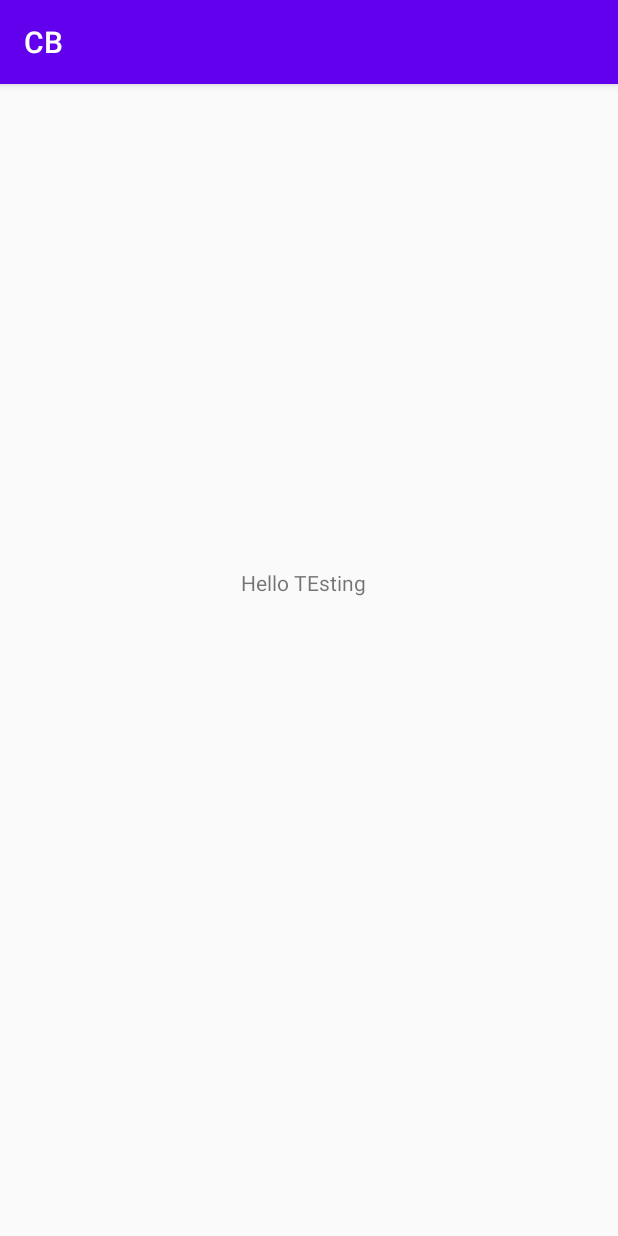
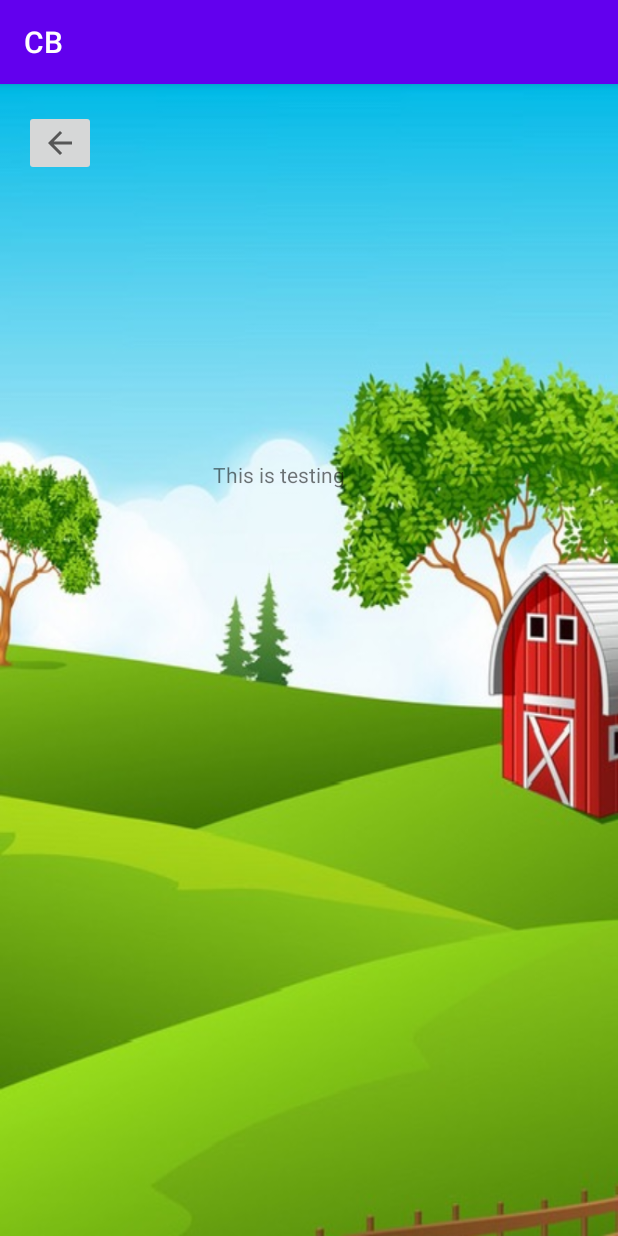
Before and after one commit to eronav/Android-CB, an Android app: the options_activity screen opened directly, with no data from a screen before it, on a phone screen of 412 x 824 dp. Run offline under Robolectric (Android 15) with nearby library versions, the phone set to English and light mode, and no system bars; Roboto replaces fonts that are not available here.

Commit message:
play again background to option and help

```diff
--- a/app/src/main/AndroidManifest.xml
+++ b/app/src/main/AndroidManifest.xml
@@ -9,7 +9,8 @@
         android:roundIcon="@mipmap/ic_launcher_round"
         android:supportsRtl="true"
         android:theme="@style/AppTheme">
-        <activity android:name=".game_screen"></activity>
+        <activity android:name=".play_again"></activity>
+        <activity android:name=".game_screen" />
         <activity android:name=".help_activity" />
         <activity android:name=".options_activity" />
         <activity android:name=".play_game_level" />
--- a/app/src/main/java/com/example/cb/GuessHistory.java
+++ b/app/src/main/java/com/example/cb/GuessHistory.java
@@ -49,10 +49,11 @@ public class GuessHistory {
         });
     }
 
-    public void AddEntry(WordGenerator wgen, String guess) {
+    public boolean AddEntry(WordGenerator wgen, String guess) {
         String errmsg;
         int[] result = wgen.evaluateGuess(guess);
         int attempts = List_file.size() + 1;
+        boolean game_status = false;
 
         // ((game_screen)appcontext).setDebugBox(sz_a + "." + sz_b + "." + sz_c);
         if (result[0] == 0) {
@@ -65,10 +66,12 @@ public class GuessHistory {
             List_file.add(0, guess + ": " + stringCow + "C " + stringBull + "B: guess " + String.valueOf(attempts));
         } else if (result[0] == 1) {
             List_file.add(0, guess + ": Correct guess in: " + String.valueOf(attempts) + " guesses!");
+            game_status = true;
         } else {
             errmsg = ("Incompatible guess");
         }
 
         listAdapter.notifyDataSetChanged();
+        return game_status;
     }
 }
--- a/app/src/main/java/com/example/cb/WordGenerator.java
+++ b/app/src/main/java/com/example/cb/WordGenerator.java
@@ -50,6 +50,7 @@ public class WordGenerator {
             if (guess.equals(goal)) {
                 errmsg = ("You are correct!");
                 result[0] = 1;
+
             } else {
                 int cows = 0;
                 int bulls = 0;
--- a/app/src/main/java/com/example/cb/options_activity.java
+++ b/app/src/main/java/com/example/cb/options_activity.java
@@ -1,8 +1,11 @@
 package com.example.cb;
 
+import android.content.Intent;
+import android.os.Bundle;
+import android.view.View;
+import android.widget.ImageButton;
+
 import androidx.appcompat.app.AppCompatActivity;
-
-import android.os.Bundle;
 
 public class options_activity extends AppCompatActivity {
 
@@ -10,8 +13,17 @@ public class options_activity extends AppCompatActivity {
     protected void onCreate(Bundle savedInstanceState) {
         super.onCreate(savedInstanceState);
         setContentView(R.layout.activity_options_activity);
+        ImageButton bck_btn_option = (ImageButton) findViewById(R.id.bck_btn_option);
         if(getIntent().hasExtra("com.mailronav.cb.U")){
 
         }
+        bck_btn_option.setOnClickListener(new View.OnClickListener() {
+            @Override
+            public void onClick(View v) {
+                Intent startIntent = new Intent(getApplicationContext(), game_2.class);
+                startIntent.putExtra("com.mailronav.cb.option", "");
+                startActivity(startIntent);
+            }
+        });
     }
 }
--- a/app/src/main/res/layout/activity_options_activity.xml
+++ b/app/src/main/res/layout/activity_options_activity.xml
@@ -4,19 +4,38 @@
     xmlns:tools="http://schemas.android.com/tools"
     android:layout_width="match_parent"
     android:layout_height="match_parent"
-    tools:context=".options_activity">
+    tools:context=".options_activity"
+    android:background="@drawable/farm_backgnd_edited">
+
+    <ImageButton
+        android:id="@+id/bck_btn_option"
+        android:layout_width="wrap_content"
+        android:layout_height="wrap_content"
+        android:layout_marginStart="16dp"
+        android:layout_marginLeft="16dp"
+        android:layout_marginTop="17dp"
+        android:layout_marginEnd="347dp"
+        android:layout_marginRight="347dp"
+        android:layout_marginBottom="671dp"
+        app:layout_constraintBottom_toBottomOf="parent"
+        app:layout_constraintEnd_toEndOf="parent"
+        app:layout_constraintHorizontal_bias="0.0"
+        app:layout_constraintStart_toStartOf="parent"
+        app:layout_constraintTop_toTopOf="parent"
+        app:layout_constraintVertical_bias="0.0"
+        app:srcCompat="?attr/homeAsUpIndicator" />
 
     <TextView
         android:id="@+id/textView3"
         android:layout_width="wrap_content"
         android:layout_height="wrap_content"
-        android:layout_marginStart="160dp"
-        android:layout_marginLeft="160dp"
-        android:layout_marginTop="304dp"
-        android:layout_marginEnd="167dp"
-        android:layout_marginRight="167dp"
-        android:layout_marginBottom="408dp"
-        android:text="Hello TEsting"
+        android:layout_marginStart="156dp"
+        android:layout_marginLeft="156dp"
+        android:layout_marginTop="232dp"
+        android:layout_marginEnd="196dp"
+        android:layout_marginRight="196dp"
+        android:layout_marginBottom="480dp"
+        android:text="This is testing"
         app:layout_constraintBottom_toBottomOf="parent"
         app:layout_constraintEnd_toEndOf="parent"
         app:layout_constraintStart_toStartOf="parent"
```
Also changed, not shown: app/src/main/java/com/example/cb/game_2.java (+11 -2 lines), app/src/main/java/com/example/cb/game_screen.java (+8 -2 lines), app/src/main/java/com/example/cb/help_activity.java (+14 -5 lines), app/src/main/java/com/example/cb/play_again.java (added, +38 -0 lines), app/src/main/java/com/example/cb/play_game_level.java (+5 -2 lines), app/src/main/res/layout/activity_help_activity.xml (+15 -15 lines), app/src/main/res/layout/activity_play_again.xml (added, +78 -0 lines).
